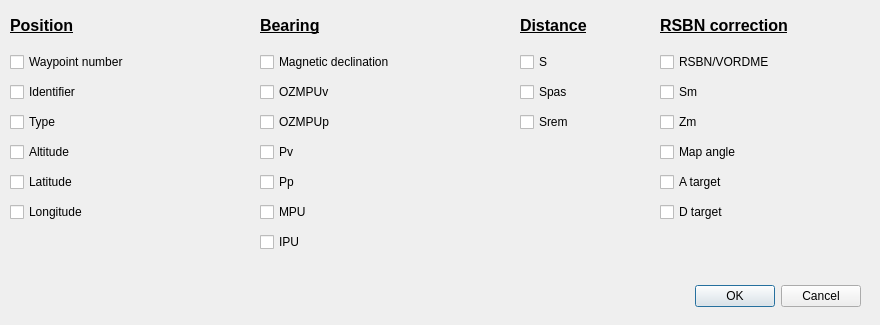
Old version of the form dialogcolumns.ui in the repository Vantskruv/XNVU-Calculator.
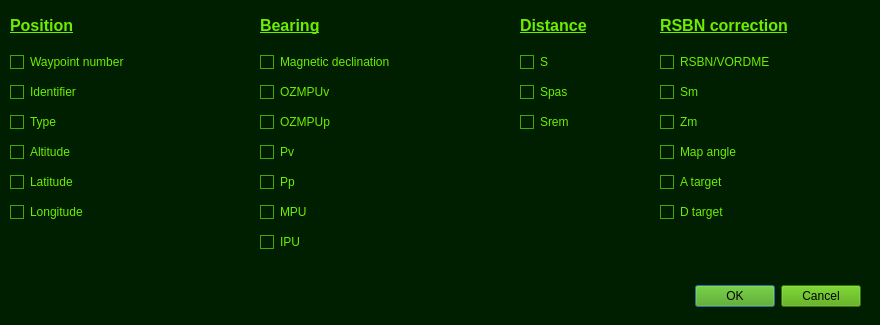
New version of the form.

Commit message:
* Added Zm and Zm values in RSBN correction dialog (Zm values are good for selection of best beacon, the lesser the easier it is to put in the data in the NVU calculator)
* Made stylesheets for all dialogs to match main XNVU window colors

* Made context-menu selection to highlight current item under mouse

* Changed default context-menu stylesheet to match XNVU color (i.e.
right-clicking QLineEdits

What changed in the file:
```diff
--- a/dialogcolumns.ui
+++ b/dialogcolumns.ui
@@ -13,6 +13,107 @@
   <property name="windowTitle">
    <string>Show columns</string>
   </property>
+  <property name="styleSheet">
+   <string notr="true">QDialog
+{
+	background-color: rgb(0, 30, 0);
+	color: rgb(107, 239, 0);
+}
+
+QLabel
+{
+	color: rgb(107, 239, 0);
+}
+
+QPushButton
+{
+	background-color: rgb(73, 163, 0);
+	color: rgb(0, 0, 0);
+}
+
+QComboBox
+{
+	background-color: rgb(0, 30, 0);
+	color: rgb(107, 239, 0);
+	border: 1px solid;
+	border-color: rgb(73, 163, 0);
+	selection-background-color: rgb(107, 239, 0);
+    selection-color: rgb(0, 0, 0);
+}
+
+QComboBox QAbstractItemView
+{
+	background-color: rgb(0, 30, 0);
+	color: rgb(107, 239, 0);
+	border: 1px solid;
+	border-color: rgb(73, 163, 0);
+}
+
+QLineEdit
+{
+	background-color: rgb(0, 30, 0);
+	color: rgb(107, 239, 0);
+	border: 1px solid;
+	border-color: rgb(73, 163, 0);
+}
+
+QSpinBox
+{
+	background-color: rgb(0, 30, 0);
+	color: rgb(107, 239, 0);
+	border: 1px solid;
+	border-color: rgb(73, 163, 0);
+}
+
+QDoubleSpinBox
+{
+	background-color: rgb(0, 30, 0);
+	color: rgb(107, 239, 0);
+	border: 1px solid;
+	border-color: rgb(73, 163, 0);
+}
+
+QCheckBox
+{
+	background-color: rgb(0, 30, 0);
+	color: rgb(107, 239, 0);
+}
+
+QCheckBox::indicator::checked
+{
+	background-color: rgb(107, 239, 0);
+	color: rgb(107, 239, 0);
+	border: 1px solid;
+	border-color: rgb(73, 163, 0);
+}
+
+QCheckBox::indicator::unchecked
+{
+	background-color: rgb(0, 30, 0);
+	color: rgb(107, 239, 0);
+	border: 1px solid;
+	border-color: rgb(73, 163, 0);
+}
+
+QMenu
+{
+	background-color: rgb(0, 30, 0);
+	color: rgb(107, 239, 0);
+}
+
+QMenu::item:selected
+{
+	background-color: rgb(107, 239, 0);
+	color: rgb(0, 0, 0);
+}
+
+QMenu::item:disabled
+{
+	background-color: rgb(0, 15, 0);
+	color: rgb(27, 159, 0);;
+}
+</string>
+  </property>
   <widget class="QDialogButtonBox" name="buttonBox">
    <property name="geometry">
     <rect>
```
The commit also changes 14 other files.
